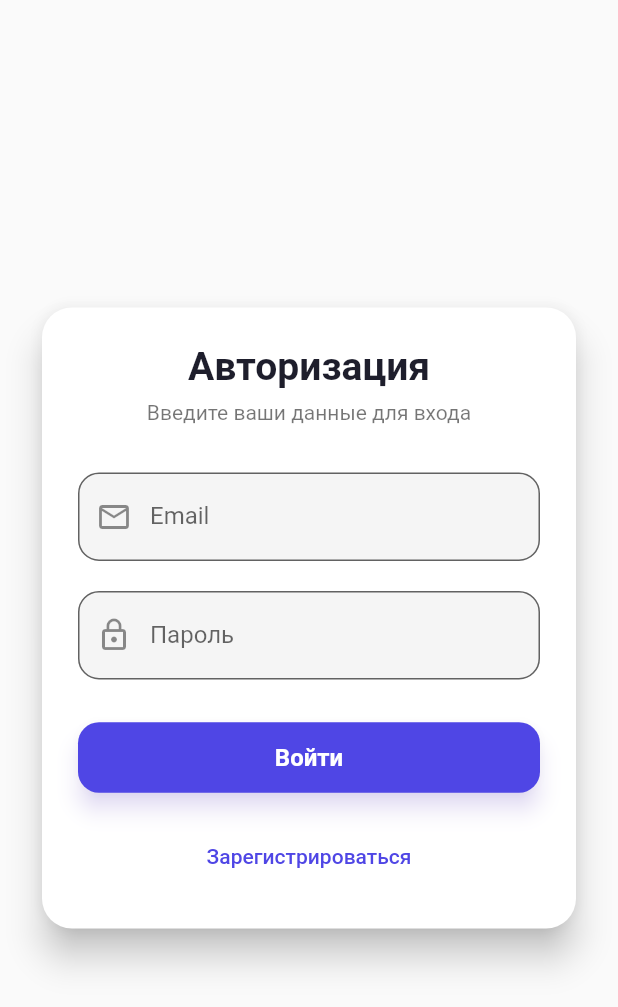
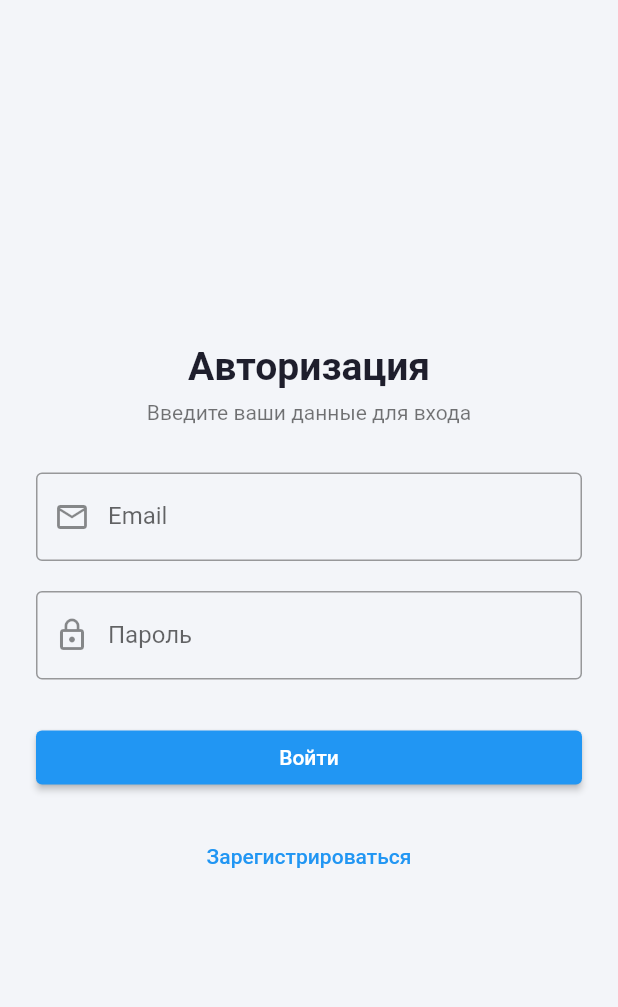
Before and after one commit to Naziralts/auth_app, a Flutter app: the screen it shows after launch, on a phone screen of 412 x 824 dp. Shown: the top 1007 px of the screen. Run offline on Flutter 3.47's test engine with Material 3 defaults, Android fonts, the phone set to English and light mode, and no system bars; our stand-ins replace equatable, flutter_bloc, go_router.

Commit message:
-
ui updated

```diff
--- a/lib/features/auth/presentation/screens/login_screen.dart
+++ b/lib/features/auth/presentation/screens/login_screen.dart
@@ -21,10 +21,8 @@ class _LoginScreenState extends State<LoginScreen> {
 
   @override
   Widget build(BuildContext context) {
-    final size = MediaQuery.of(context).size;
-
     return Scaffold(
-      // backgroundColor: const Color(0xFFF3F5F9),
+      backgroundColor: const Color(0xFFF3F5F9),
       body: BlocListener<AuthBloc, AuthState>(
         listener: (context, state) {
           if (state.status == AuthStatus.success) {
@@ -41,18 +39,6 @@ class _LoginScreenState extends State<LoginScreen> {
         child: Center(
           child: SingleChildScrollView(
             padding: const EdgeInsets.symmetric(horizontal: 24, vertical: 40),
-            child: Card(
-              elevation: 10,
-              shape: RoundedRectangleBorder(
-                borderRadius: BorderRadius.circular(20),
-              ),
-
-              child: Padding(
-                padding: const EdgeInsets.all(24),
-                child: ConstrainedBox(
-                  constraints: BoxConstraints(
-                    maxWidth: size.width < 500 ? double.infinity : 400,
-                  ),
             child: Form(
               key: _formKey,
               child: Column(
@@ -79,14 +65,10 @@ class _LoginScreenState extends State<LoginScreen> {
                     controller: _emailController,
                     validator: Validators.validateEmail,
                     keyboardType: TextInputType.emailAddress,
-                          decoration: InputDecoration(
-                            prefixIcon: const Icon(Icons.email_outlined),
+                    decoration: const InputDecoration(
+                      prefixIcon: Icon(Icons.email_outlined),
                       labelText: 'Email',
-                            border: OutlineInputBorder(
-                              borderRadius: BorderRadius.circular(14),
-                            ),
-                            filled: true,
-
+                      border: OutlineInputBorder(),
                     ),
                   ),
                   const SizedBox(height: 20),
@@ -94,14 +76,10 @@ class _LoginScreenState extends State<LoginScreen> {
                     controller: _passwordController,
                     validator: Validators.validatePassword,
                     obscureText: true,
-                          decoration: InputDecoration(
-                            prefixIcon: const Icon(Icons.lock_outline),
+                    decoration: const InputDecoration(
+                      prefixIcon: Icon(Icons.lock_outline),
                       labelText: 'Пароль',
-                            border: OutlineInputBorder(
-                              borderRadius: BorderRadius.circular(14),
-                            ),
-                            filled: true,
-
+                      border: OutlineInputBorder(),
                     ),
                   ),
                   const SizedBox(height: 28),
@@ -113,16 +91,6 @@ class _LoginScreenState extends State<LoginScreen> {
                       return SizedBox(
                         width: double.infinity,
                         child: ElevatedButton(
-                                style: ElevatedButton.styleFrom(
-                                  backgroundColor: const Color(0xFF4F46E5),
-                                  padding: const EdgeInsets.symmetric(vertical: 14),
-                                  shape: RoundedRectangleBorder(
-                                    borderRadius: BorderRadius.circular(14),
-                                  ),
-                                  elevation: 6,
-                                  shadowColor:
-                                      Colors.deepPurpleAccent.withOpacity(0.3),
-                                ),
                           onPressed: () {
                             if (_formKey.currentState!.validate()) {
                               context.read<AuthBloc>().add(
@@ -134,14 +102,7 @@ class _LoginScreenState extends State<LoginScreen> {
                                   );
                             }
                           },
-                                child: const Text(
-                                  'Войти',
-                                  style: TextStyle(
-                                    color: Colors.white,
-                                    fontSize: 16,
-                                    fontWeight: FontWeight.w600,
-                                  ),
-                                ),
+                          child: const Text('Войти'),
                         ),
                       );
                     },
@@ -149,18 +110,9 @@ class _LoginScreenState extends State<LoginScreen> {
                   const SizedBox(height: 18),
                   TextButton(
                     onPressed: () {},
-                          child: const Text(
-                            'Зарегистрироваться',
-                            style: TextStyle(
-                              color: Color(0xFF4F46E5),
-                              fontWeight: FontWeight.w500,
-                            ),
-                          ),
+                    child: const Text('Зарегистрироваться'),
                   ),
                 ],
-                    ),
-                  ),
-                ),
               ),
             ),
           ),
```
Lines whose indentation alone changed are shown as unchanged.
